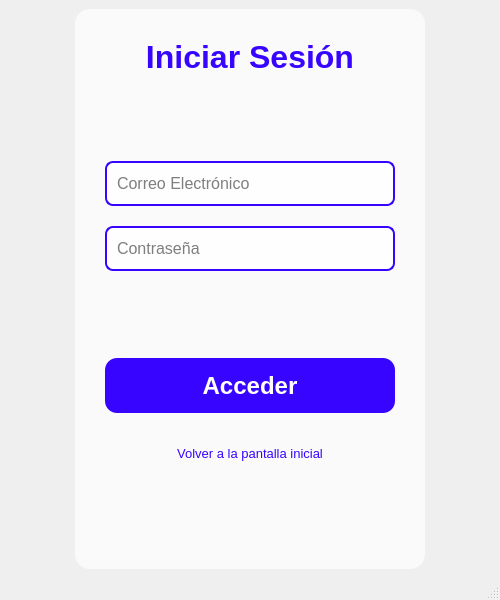
Qt form src/Vista/Ui/VistaLogin.ui (danielreynaa/TrabajoPowerGym) before a commit.
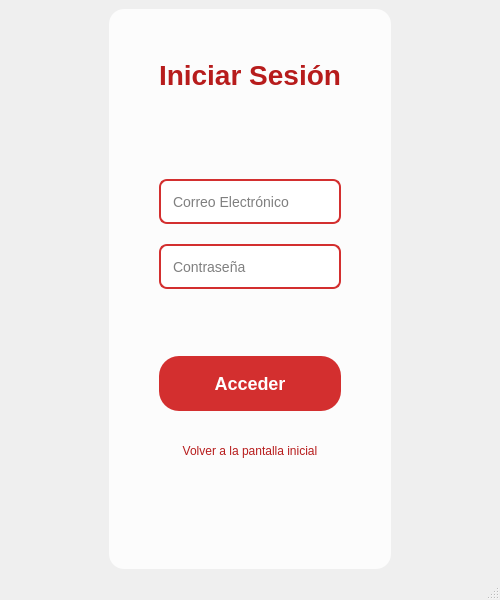
The same form after that commit. Icons and pictures are not drawn.

```diff
--- a/src/Vista/Ui/VistaLogin.ui
+++ b/src/Vista/Ui/VistaLogin.ui
@@ -25,20 +25,72 @@
     <normaloff>:/logo/514ba084-0d56-41a1-9273-abc5a52fc600.png</normaloff>:/logo/514ba084-0d56-41a1-9273-abc5a52fc600.png</iconset>
   </property>
   <property name="styleSheet"> <string notr="true">
+    /* Estilo del QMainWindow y su fondo de imagen */
     QMainWindow#MainWindow {
-     background-image: url(:/Imagenes/descarga.jpg); /* Usar una sola imagen de fondo */
-     background-repeat: no-repeat;
-     background-position: center;
-     background-attachment: fixed; /* O scroll si la imagen es pequeña */
-     background-size: cover; /* Asegura que la imagen cubra todo el fondo */
-    }
-    /* O si quieres el fondo en el centralwidget */
-    /* QWidget#centralwidget {
-        background-image: url(:/Imagenes/descarga.jpg);
+        background-image: url(:/Imagenes/descarga.jpg); /* Usar una sola imagen de fondo */
         background-repeat: no-repeat;
         background-position: center;
-        background-size: cover;
-    } */
+        background-attachment: fixed; 
+        background-size: cover; 
+    }
+
+    /* Estilo para el QFrame principal de login (panel blanco translúcido) */
+    QFrame#frame_login_principal {
+        background-color: rgba(255, 255, 255, 200); /* Blanco con mayor opacidad */
+        border-radius: 15px; /* Bordes redondeados */
+        padding: 20px; /* Padding interno */
+    }
+
+    /* Estilo para QLabel del título del login */
+    QLabel#lbl_titulo_login {
+        color: #B71C1C; /* Rojo oscuro para el texto del título */
+        font-size: 28px; /* Tamaño de fuente más grande */
+        font-weight: bold;
+        padding-bottom: 20px;
+    }
+
+    /* Estilo para QLineEdit (campos de entrada) */
+    QLineEdit {
+        background-color: rgba(255, 255, 255, 255); /* Fondo blanco sólido */
+        border: 2px solid #D32F2F; /* Borde rojo vibrante */
+        border-radius: 8px; /* Bordes redondeados */
+        padding: 10px; /* Espaciado interno */
+        color: black;
+        font-size: 14px;
+    }
+    QLineEdit:focus {
+        border: 2px solid #C62828; /* Borde rojo más oscuro al enfocar */
+    }
+
+    /* Estilo para QPushButton (botones generales) */
+    QPushButton {
+        background-color: #D32F2F; /* Rojo vibrante */
+        color: white;
+        border: none;
+        border-radius: 20px; /* Bordes más redondeados */
+        padding: 15px;
+        font-size: 18px;
+        font-weight: bold;
+    }
+    QPushButton:hover {
+        background-color: #C62828; /* Rojo más oscuro al pasar el ratón */
+    }
+
+    /* Estilo específico para el botón "Volver a la pantalla inicial" (enlace) */
+    QPushButton#btn_volver_inicial {
+        background-color: transparent; /* Fondo transparente */
+        color: #B71C1C; /* Rojo oscuro para el texto */
+        border: none;
+        text-decoration: none; /* Sin subrayado por defecto */
+        font-size: 12px;
+        font-weight: normal;
+        padding: 5px;
+        border-radius: 0px; /* Sin bordes redondeados */
+    }
+    QPushButton#btn_volver_inicial:hover {
+        text-decoration: underline; /* Subrayar al pasar el ratón */
+        color: #880E4F; /* Un tono de rojo más profundo para hover */
+    }
    </string>
   </property>
   <widget class="QWidget" name="centralwidget">
@@ -57,33 +109,17 @@
      </spacer>
     </item>
     <item>
-     <widget class="QFrame" name="frame_login_principal"> <property name="minimumSize">
-       <size>
-        <width>350</width>
-        <height>0</height>
-       </size>
-      </property>
-      <property name="maximumSize">
-       <size>
-        <width>400</width>
-        <height>16777215</height>
-       </size>
-      </property>
-      <property name="styleSheet"> <string notr="true">
-        QFrame#frame_login_principal {
-         background-color: rgba(255, 255, 255, 180); /* Blanco con 70% de opacidad */
-         border-radius: 15px; /* Bordes redondeados */
-        }
-       </string>
-      </property>
+     <widget class="QFrame" name="frame_login_principal">
       <property name="frameShape">
        <enum>QFrame::StyledPanel</enum>
       </property>
       <property name="frameShadow">
        <enum>QFrame::Raised</enum>
       </property>
-      <layout class="QVBoxLayout" name="verticalLayout_form"> <property name="spacing">
-        <number>20</number> </property>
+      <layout class="QVBoxLayout" name="verticalLayout_form">
+       <property name="spacing">
+        <number>20</number>
+       </property>
        <property name="leftMargin">
         <number>30</number>
        </property>
@@ -97,20 +133,13 @@
         <number>30</number>
        </property>
        <item>
-        <widget class="QLabel" name="lbl_titulo_login"> <property name="font">
-          <font>
-           <pointsize>24</pointsize>
-           <weight>75</weight>
-           <bold>true</bold>
-          </font>
-         </property>
+        <widget class="QLabel" name="lbl_titulo_login">
          <property name="text">
-          <string>Iniciar Sesión</string> </property>
+          <string>Iniciar Sesión</string>
+         </property>
          <property name="alignment">
           <set>Qt::AlignCenter</set>
          </property>
-         <property name="styleSheet">
-          <string notr="true">color: rgb(55,5,255);</string> </property>
         </widget>
        </item>
        <item>
@@ -133,25 +162,6 @@
            <height>45</height>
           </size>
          </property>
-         <property name="font">
-          <font>
-           <pointsize>12</pointsize>
-          </font>
-         </property>
-         <property name="styleSheet">
-          <string notr="true">
-           QLineEdit {
-            background-color: rgba(255, 255, 255, 200); /* Fondo casi blanco semi-transparente */
-            border: 2px solid rgb(55, 5, 255); /* Borde de color */
-            border-radius: 8px; /* Bordes redondeados */
-            padding: 8px;
-            color: black;
-           }
-           QLineEdit:focus {
-            border: 2px solid rgb(0, 0, 200); /* Borde diferente al enfocar */
-           }
-          </string>
-         </property>
          <property name="placeholderText">
           <string>Correo Electrónico</string>
          </property>
@@ -164,27 +174,9 @@
            <height>45</height>
           </size>
          </property>
-         <property name="font">
-          <font>
-           <pointsize>12</pointsize>
-          </font>
-         </property>
-         <property name="styleSheet">
-          <string notr="true">
-           QLineEdit {
-            background-color: rgba(255, 255, 255, 200);
-            border: 2px solid rgb(55, 5, 255);
-            border-radius: 8px;
-            padding: 8px;
-            color: black;
-           }
-           QLineEdit:focus {
-            border: 2px solid rgb(0, 0, 200);
-           }
-          </string>
-         </property>
          <property name="echoMode">
-          <enum>QLineEdit::Password</enum> </property>
+          <enum>QLineEdit::Password</enum>
+         </property>
          <property name="placeholderText">
           <string>Contraseña</string>
          </property>
@@ -207,30 +199,12 @@
         <widget class="QPushButton" name="botonaceptar"> <property name="minimumSize">
           <size>
            <width>0</width>
-           <height>55</height> </size>
-         </property>
-         <property name="font">
-          <font>
-           <pointsize>18</pointsize>
-           <weight>75</weight>
-           <bold>true</bold>
-          </font>
-         </property>
-         <property name="styleSheet">
-          <string notr="true">
-           QPushButton {
-            background-color: rgb(55, 5, 255); /* Un solo color de fondo */
-            color: white; /* Texto blanco */
-            border-radius: 12px; /* Bordes más redondeados */
-            padding: 10px;
-           }
-           QPushButton:hover {
-            background-color: rgb(0, 0, 200); /* Color al pasar el ratón */
-           }
-          </string>
+           <height>55</height>
+          </size>
          </property>
          <property name="text">
-          <string>Acceder</string> </property>
+          <string>Acceder</string>
+         </property>
         </widget>
        </item>
        <item>
@@ -240,25 +214,11 @@
            <height>40</height>
           </size>
          </property>
-         <property name="font">
-          <font>
-           <pointsize>10</pointsize>
-          </font>
-         </property>
-         <property name="text">
-          <string>Volver a la pantalla inicial</string>
-         </property>
          <property name="flat">
-          <bool>true</bool> </property>
-         <property name="styleSheet">
-          <string notr="true">
-           QPushButton {
-            color: rgb(55, 5, 255); /* Color de texto del enlace */
-           }
-           QPushButton:hover {
-            text-decoration: underline; /* Subrayar al pasar el ratón */
-           }
-          </string>
+          <bool>true</bool>
+         </property>
+         <property name="text">
+          <string>Volver a la pantalla inicial</string>
          </property>
         </widget>
        </item>
```
Left out of the diff: 20 changed lines with no effect on the pictures.
